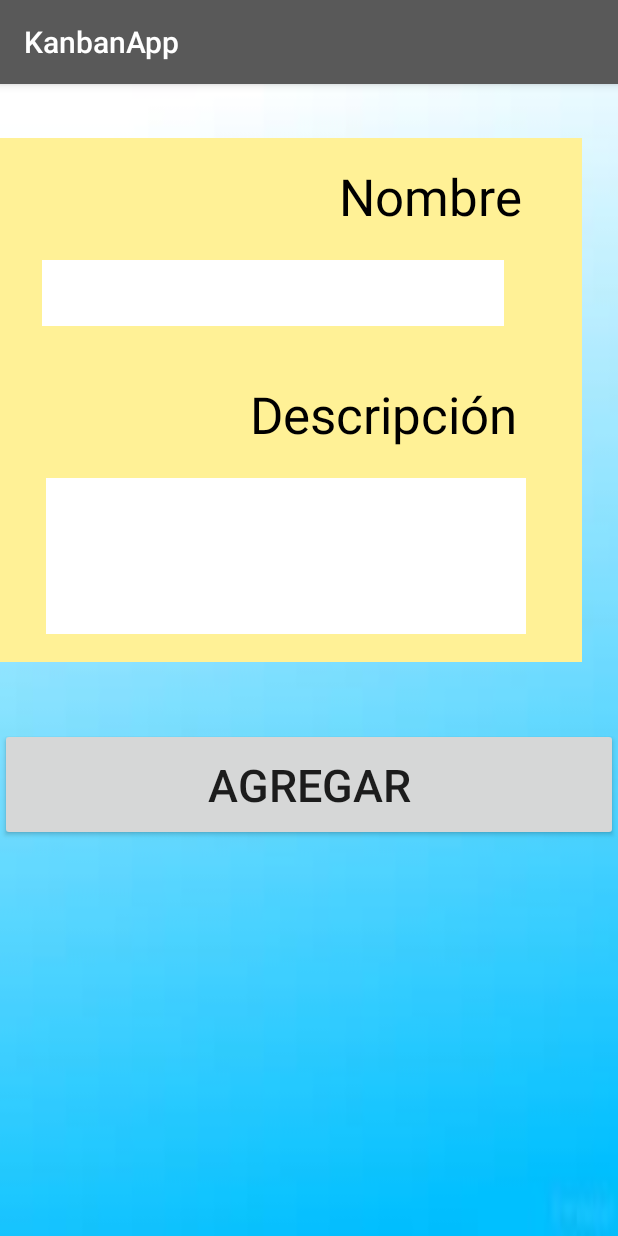
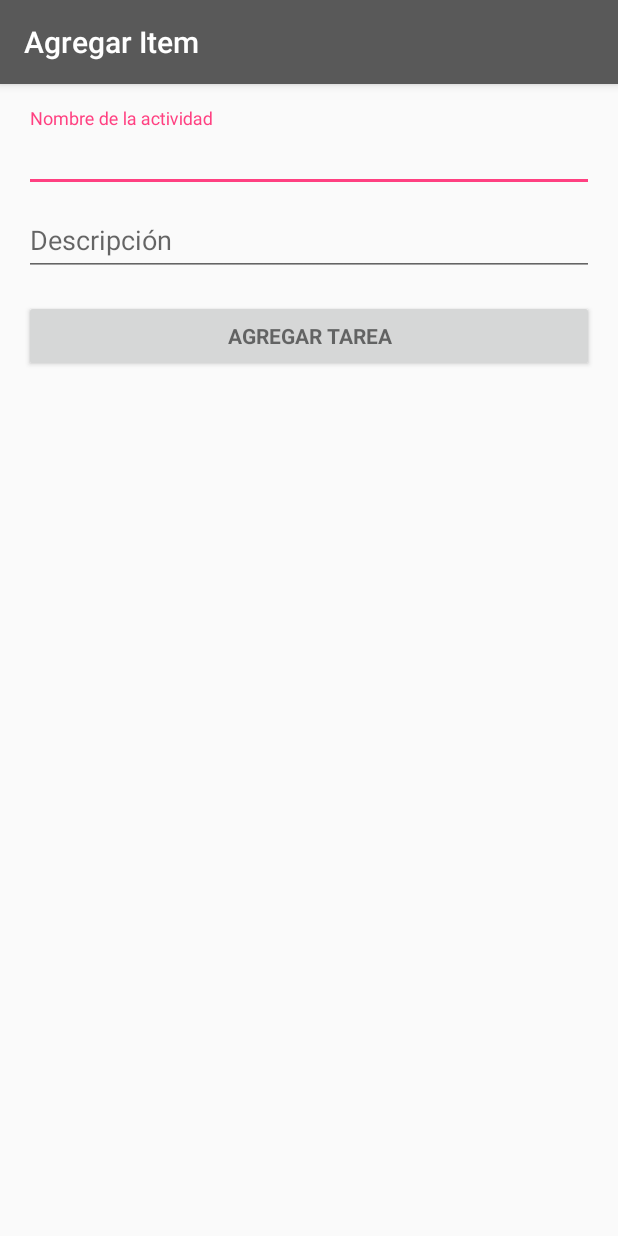
Before and after one commit to JeffrieSaenz/KanbanAppProject, an Android app: the IngresoItem screen opened directly, with no data from a screen before it, on a phone screen of 412 x 824 dp. Run offline under Robolectric (Android 15) with nearby library versions, the phone set to English and light mode, and no system bars.

```diff
--- a/KanbanApp/app/src/main/java/com/example/user/kanbanapp/TareaAdapter.java
+++ b/KanbanApp/app/src/main/java/com/example/user/kanbanapp/TareaAdapter.java
@@ -8,6 +8,7 @@ import android.content.Context;
 import android.view.LayoutInflater;
 import android.view.View;
 import android.view.ViewGroup;
+import android.widget.AdapterView;
 import android.widget.ArrayAdapter;
 import android.widget.TextView;
 import java.util.ArrayList;
@@ -53,6 +54,7 @@ public class TareaAdapter extends ArrayAdapter<Tarea> {
         return row;
     }
 
+
     static class ViewHolder
     {
         TextView textView1;
--- a/KanbanApp/app/src/main/res/layout/activity_ingreso_item.xml
+++ b/KanbanApp/app/src/main/res/layout/activity_ingreso_item.xml
@@ -1,92 +1,77 @@
-<?xml version="1.0" encoding="utf-8"?>
-<android.support.constraint.ConstraintLayout xmlns:android="http://schemas.android.com/apk/res/android"
-    xmlns:app="http://schemas.android.com/apk/res-auto"
+<LinearLayout xmlns:android="http://schemas.android.com/apk/res/android"
     xmlns:tools="http://schemas.android.com/tools"
     android:layout_width="match_parent"
     android:layout_height="match_parent"
-    android:background="@drawable/fondo3"
+    android:gravity="center_horizontal"
+    android:orientation="vertical"
+    android:paddingBottom="@dimen/activity_vertical_margin"
+    android:paddingLeft="@dimen/activity_horizontal_margin"
+    android:paddingRight="@dimen/activity_horizontal_margin"
+    android:paddingTop="@dimen/activity_vertical_margin"
     tools:context="com.example.user.kanbanapp.IngresoItem">
 
-    <Button
-        android:id="@+id/btnAgregar"
+    <!-- Login progress -->
+    <ProgressBar
+        android:id="@+id/login_progress"
+        style="?android:attr/progressBarStyleLarge"
+        android:layout_width="wrap_content"
+        android:layout_height="wrap_content"
+        android:layout_marginBottom="8dp"
+        android:visibility="gone" />
+
+    <ScrollView
+        android:id="@+id/login_form"
         android:layout_width="match_parent"
-        android:layout_height="75dp"
-        android:layout_alignParentBottom="true"
-        android:layout_alignParentStart="true"
-        android:layout_marginTop="44dp"
-        android:text="Agregar"
-        android:textSize="30sp"
-        app:layout_constraintTop_toBottomOf="@+id/constraintLayout"
-        tools:layout_editor_absoluteX="0dp" />
+        android:layout_height="match_parent">
 
-    <android.support.constraint.ConstraintLayout
-        android:id="@+id/constraintLayout"
-        android:layout_width="388dp"
-        android:layout_height="349dp"
-        android:layout_marginTop="36dp"
-        android:background="#fff196"
-        app:layout_constraintTop_toTopOf="parent"
-        tools:layout_editor_absoluteX="0dp">
+        <LinearLayout
+            android:id="@+id/email_login_form"
+            android:layout_width="match_parent"
+            android:layout_height="wrap_content"
+            android:orientation="vertical">
 
-        <EditText
-            android:id="@+id/nombreTarea"
-            android:layout_width="308dp"
-            android:layout_height="44dp"
-            android:layout_marginStart="28dp"
-            android:layout_marginTop="8dp"
-            android:background="@android:color/background_light"
-            android:ems="10"
-            android:inputType="textPersonName"
-            app:layout_constraintStart_toStartOf="parent"
-            app:layout_constraintTop_toBottomOf="@+id/textView2" />
+            <android.support.design.widget.TextInputLayout
+                android:layout_width="match_parent"
+                android:layout_height="wrap_content">
 
-        <TextView
-            android:id="@+id/textView2"
-            android:layout_width="305dp"
-            android:layout_height="57dp"
-            android:layout_marginEnd="8dp"
-            android:layout_marginStart="16dp"
-            android:layout_marginTop="16dp"
-            android:text="Nombre"
-            android:textAlignment="textEnd"
-            android:textColor="@android:color/background_dark"
-            android:textSize="34sp"
-            app:layout_constraintEnd_toEndOf="parent"
-            app:layout_constraintHorizontal_bias="0.44"
-            app:layout_constraintStart_toStartOf="parent"
-            app:layout_constraintTop_toTopOf="parent" />
+                <AutoCompleteTextView
+                    android:id="@+id/nombreTarea"
+                    android:layout_width="match_parent"
+                    android:layout_height="wrap_content"
+                    android:hint="Nombre de la actividad"
+                    android:inputType="text"
+                    android:maxLines="1"
+                    android:singleLine="true" />
 
-        <TextView
-            android:id="@+id/textView4"
-            android:layout_width="302dp"
-            android:layout_height="wrap_content"
-            android:layout_marginEnd="8dp"
-            android:layout_marginTop="36dp"
-            android:text="Descripción"
-            android:textAlignment="textEnd"
-            android:textColor="@android:color/background_dark"
-            android:textSize="34sp"
-            app:layout_constraintEnd_toEndOf="parent"
-            app:layout_constraintHorizontal_bias="0.551"
-            app:layout_constraintStart_toStartOf="parent"
-            app:layout_constraintTop_toBottomOf="@+id/nombreTarea" />
+            </android.support.design.widget.TextInputLayout>
 
-        <EditText
-            android:id="@+id/descripcionTarea"
-            android:layout_width="320dp"
-            android:layout_height="104dp"
-            android:layout_marginEnd="8dp"
-            android:layout_marginStart="16dp"
-            android:layout_marginTop="20dp"
-            android:layout_weight="1"
-            android:background="@android:color/background_light"
-            android:inputType="textCapSentences|textMultiLine"
-            android:maxLength="2000"
-            android:maxLines="4"
-            app:layout_constraintEnd_toEndOf="parent"
-            app:layout_constraintHorizontal_bias="0.333"
-            app:layout_constraintStart_toStartOf="parent"
-            app:layout_constraintTop_toBottomOf="@+id/textView4" />
-    </android.support.constraint.ConstraintLayout>
+            <android.support.design.widget.TextInputLayout
+                android:layout_width="match_parent"
+                android:layout_height="wrap_content">
 
-</android.support.constraint.ConstraintLayout>
+                <EditText
+                    android:id="@+id/descripionTarea"
+                    android:layout_width="match_parent"
+                    android:layout_height="wrap_content"
+                    android:hint="Descripción"
+                    android:imeActionId="6"
+                    android:imeActionLabel="@string/action_sign_in_short"
+                    android:imeOptions="actionUnspecified"
+                    android:inputType="text"
+                    android:maxLines="5"
+                    android:singleLine="true" />
+
+            </android.support.design.widget.TextInputLayout>
+
+            <Button
+                android:id="@+id/btnAgregar"
+                style="?android:textAppearanceSmall"
+                android:layout_width="match_parent"
+                android:layout_height="wrap_content"
+                android:layout_marginTop="16dp"
+                android:text="Agregar Tarea"
+                android:textStyle="bold" />
+
+        </LinearLayout>
+    </ScrollView>
+</LinearLayout>
--- a/KanbanApp/app/src/main/res/values/dimens.xml
+++ b/KanbanApp/app/src/main/res/values/dimens.xml
@@ -1,3 +1,6 @@
 <resources>
     <dimen name="fab_margin">16dp</dimen>
+    <!-- Default screen margins, per the Android Design guidelines. -->
+    <dimen name="activity_horizontal_margin">16dp</dimen>
+    <dimen name="activity_vertical_margin">16dp</dimen>
 </resources>
--- a/KanbanApp/app/src/main/res/values/strings.xml
+++ b/KanbanApp/app/src/main/res/values/strings.xml
@@ -1,4 +1,18 @@
 <resources>
     <string name="app_name">KanbanApp</string>
     <string name="title_activity_main">MainActivity</string>
+    <string name="title_activity_login">Agregar Item</string>
+
+    <!-- Strings related to login -->
+    <string name="prompt_email">Email</string>
+    <string name="prompt_password">Password (optional)</string>
+    <string name="action_sign_in">Sign in or register</string>
+    <string name="action_sign_in_short">Sign in</string>
+    <string name="error_invalid_email">This email address is invalid</string>
+    <string name="error_invalid_password">This password is too short</string>
+    <string name="error_incorrect_password">This password is incorrect</string>
+    <string name="error_field_required">Este campo es requerido</string>
+    <string name="permission_rationale">"Contacts permissions are needed for providing email
+        completions."
+    </string>
 </resources>
```
Also changed, not shown: KanbanApp/app/src/main/AndroidManifest.xml (+13 -2 lines), KanbanApp/app/src/main/java/com/example/user/kanbanapp/Backlog.java (renamed from KanbanApp/app/src/main/java/com/example/user/kanbanapp/ActividadPrincipal.java, +13 -18 lines), KanbanApp/app/src/main/java/com/example/user/kanbanapp/IngresoItem.java (+326 -12 lines), KanbanApp/app/src/main/res/layout/activity_backlog.xml (added, +33 -0 lines), KanbanApp/app/src/main/res/layout/content_main.xml (renamed from KanbanApp/app/src/main/res/layout/activity_actividad_principal.xml, +9 -16 lines), KanbanApp/app/src/main/res/layout/item.xml (+37 -6 lines).
